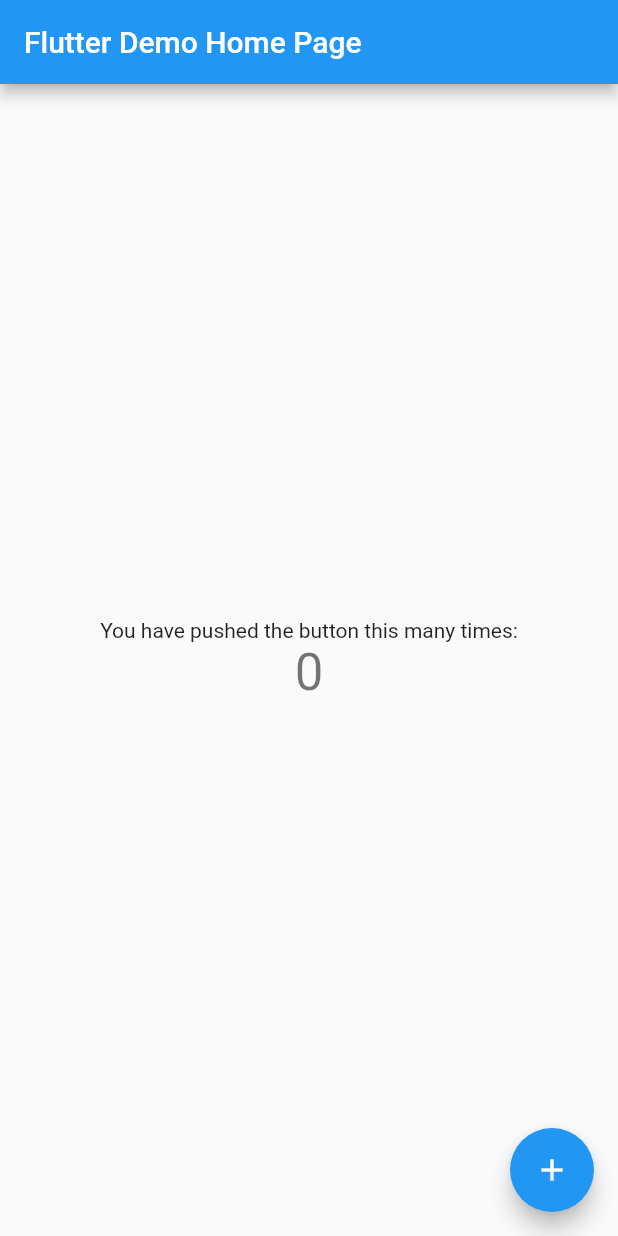
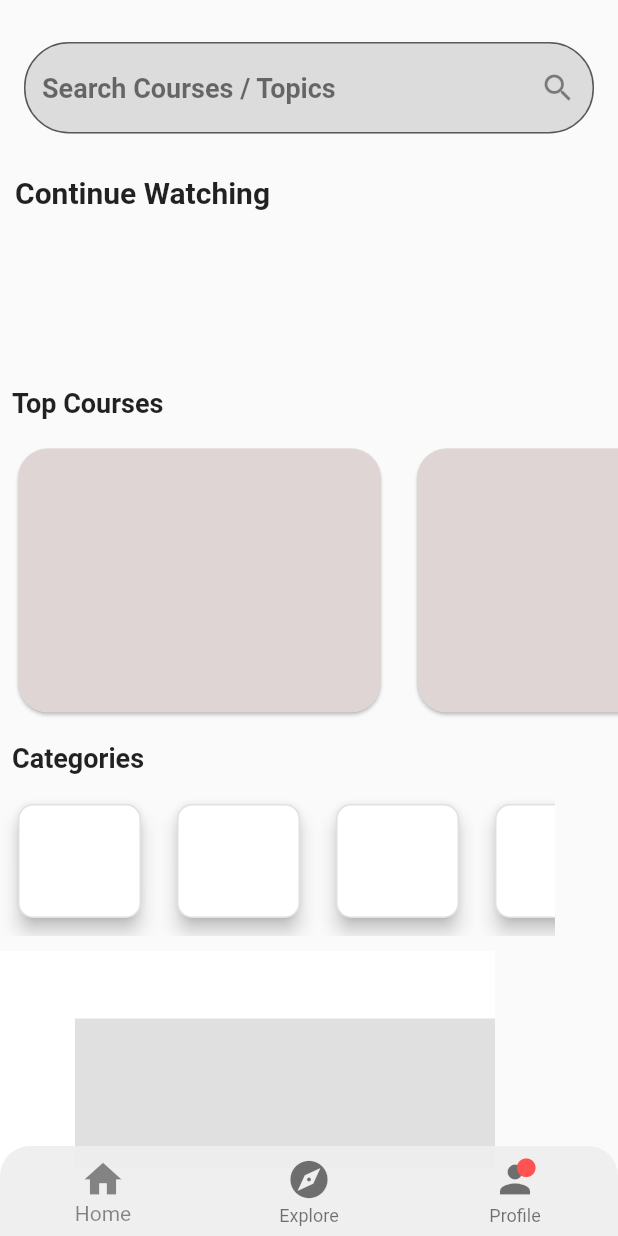
Before and after one commit to sho3bshaikh/cybereak, a Flutter app: the screen it shows after launch, on a phone screen of 412 x 824 dp. Run offline on Flutter 3.47's test engine with Material 2 defaults, Android fonts, the phone set to English and light mode, and no system bars.

Commit message:
Bottom/Search Bar Done

```diff
--- /dev/null
+++ b/lib/home_page.dart
@@ -0,0 +1,329 @@
+// ignore_for_file: no_leading_underscores_for_local_identifiers, sized_box_for_whitespace
+
+import 'package:flutter/material.dart';
+
+class MyHomepage extends StatelessWidget {
+  const MyHomepage({super.key});
+
+  @override
+  Widget build(BuildContext context) {
+    final TextEditingController _searchController = TextEditingController();
+
+    return SafeArea(
+      child: Scaffold(
+        extendBody: true,
+        bottomNavigationBar: ClipRRect(
+          borderRadius: const BorderRadius.only(
+            topRight: Radius.circular(20),
+            topLeft: Radius.circular(20),
+          ),
+          child: BottomNavigationBar(
+            fixedColor: Colors.black45,
+            iconSize: 30,
+            backgroundColor: const Color.fromARGB(238, 238, 238, 238),
+            elevation: 0,
+            items: <BottomNavigationBarItem>[
+              const BottomNavigationBarItem(
+                icon: Icon(
+                  Icons.home,
+                ),
+                label: "Home",
+                activeIcon: Icon(
+                  Icons.home,
+                ),
+              ),
+              const BottomNavigationBarItem(
+                icon: Icon(Icons.explore),
+                label: 'Explore',
+              ),
+              BottomNavigationBarItem(
+                  label: "Profile",
+                  icon: Stack(
+                    children: const [
+                      Icon(Icons.person),
+                      Positioned(
+                        top: 0,
+                        right: 0,
+                        child: Icon(
+                          Icons.brightness_1,
+                          size: 15,
+                          color: Colors.redAccent,
+                        ),
+                      ),
+                    ],
+                  )),
+            ],
+          ),
+        ),
+        body: Column(
+          crossAxisAlignment: CrossAxisAlignment.start,
+          children: [
+            const SizedBox(
+              height: 20,
+            ),
+            Padding(
+              padding: const EdgeInsets.all(8.0),
+              child: Container(
+                padding: const EdgeInsets.symmetric(horizontal: 8.0),
+                child: TextField(
+                  style: const TextStyle(color: Colors.grey),
+                  textAlign: TextAlign.start,
+                  controller: _searchController,
+                  decoration: InputDecoration(
+                    filled: true,
+                    fillColor: Colors.black12,
+                    hintText: 'Search Courses / Topics',
+                    hintStyle: const TextStyle(
+                      fontWeight: FontWeight.bold,
+                      color: Colors.black54,
+                      fontSize: 18,
+                    ),
+                    suffixIcon: IconButton(
+                      icon: const Icon(Icons.search),
+                      onPressed: () {},
+                    ),
+                    // prefixIcon: IconButton(
+                    //   icon: const Icon(Icons.clear),
+                    //   onPressed: () => _searchController.clear(),
+                    // ),
+                    border: OutlineInputBorder(
+                      borderRadius: BorderRadius.circular(30.0),
+                    ),
+                  ),
+                ),
+              ),
+            ),
+            const SizedBox(
+              height: 20,
+            ),
+            const Padding(
+              padding: EdgeInsets.only(
+                left: 10,
+              ),
+              child: Text(
+                "Continue Watching",
+                style: TextStyle(
+                  fontWeight: FontWeight.bold,
+                  fontSize: 20,
+                ),
+              ),
+            ),
+            const SizedBox(
+              height: 10,
+            ),
+            Container(
+              height: 100,
+              width: 300,
+              child: ListView(
+                shrinkWrap: true,
+                scrollDirection: Axis.horizontal,
+                children: const [],
+              ),
+            ),
+            const Padding(
+              padding: EdgeInsets.all(8.0),
+              child: Text(
+                "Top Courses",
+                style: TextStyle(fontWeight: FontWeight.bold, fontSize: 18),
+              ),
+            ),
+            Container(
+              height: 200,
+              child: ListView(
+                scrollDirection: Axis.horizontal,
+                shrinkWrap: true,
+                children: const [
+                  Padding(
+                    padding: EdgeInsets.all(8.0),
+                    child: SizedBox(
+                      width: 250,
+                      child: Card(
+                        color: Color.fromARGB(255, 223, 213, 213),
+                        shape: RoundedRectangleBorder(
+                          borderRadius: BorderRadius.all(Radius.circular(20)),
+                        ),
+                      ),
+                    ),
+                  ),
+                  Padding(
+                    padding: EdgeInsets.all(8.0),
+                    child: SizedBox(
+                      width: 250,
+                      child: Card(
+                        color: Color.fromARGB(255, 223, 213, 213),
+                        shape: RoundedRectangleBorder(
+                          borderRadius: BorderRadius.all(Radius.circular(20)),
+                        ),
+                      ),
+                    ),
+                  ),
+                  Padding(
+                    padding: EdgeInsets.all(8.0),
+                    child: SizedBox(
+                      width: 250,
+                      child: Card(
+                        color: Color.fromARGB(255, 223, 213, 213),
+                        shape: RoundedRectangleBorder(
+                          borderRadius: BorderRadius.all(Radius.circular(20)),
+                        ),
+                      ),
+                    ),
+                  ),
+                  Padding(
+                    padding: EdgeInsets.all(8.0),
+                    child: SizedBox(
+                      width: 250,
+                      child: Card(
+                        color: Color.fromARGB(255, 223, 213, 213),
+                        shape: RoundedRectangleBorder(
+                          borderRadius: BorderRadius.all(Radius.circular(20)),
+                        ),
+                      ),
+                    ),
+                  ),
+                  Padding(
+                    padding: EdgeInsets.all(8.0),
+                    child: SizedBox(
+                      width: 250,
+                      child: Card(
+                        color: Color.fromARGB(255, 223, 213, 213),
+                        shape: RoundedRectangleBorder(
+                          borderRadius: BorderRadius.all(Radius.circular(20)),
+                        ),
+                      ),
+                    ),
+                  ),
+                  Padding(
+                    padding: EdgeInsets.all(8.0),
+                    child: SizedBox(
+                      width: 250,
+                      child: Card(
+                        color: Color.fromARGB(255, 223, 213, 213),
+                        shape: RoundedRectangleBorder(
+                          borderRadius: BorderRadius.all(Radius.circular(20)),
+                        ),
+                      ),
+                    ),
+                  ),
+                ],
+              ),
+            ),
+            const Padding(
+              padding: EdgeInsets.all(8.0),
+              child: Text(
+                "Categories",
+                style: TextStyle(fontWeight: FontWeight.bold, fontSize: 18),
+              ),
+            ),
+            Container(
+              height: 100,
+              width: 370,
+              child: ListView(
+                scrollDirection: Axis.horizontal,
+                shrinkWrap: true,
+                children: const [
+                  Padding(
+                    padding: EdgeInsets.all(8.0),
+                    child: SizedBox(
+                      width: 90,
+                      child: Card(
+                        elevation: 5,
+                        shape: RoundedRectangleBorder(
+                          side: BorderSide(
+                            color: Colors.black12,
+                          ),
+                          borderRadius: BorderRadius.all(Radius.circular(10)),
+                        ),
+                      ),
+                    ),
+                  ),
+                  Padding(
+                    padding: EdgeInsets.all(8.0),
+                    child: SizedBox(
+                      width: 90,
+                      child: Card(
+                        elevation: 5,
+                        shape: RoundedRectangleBorder(
+                          side: BorderSide(
+                            color: Colors.black12,
+                          ),
+                          borderRadius: BorderRadius.all(Radius.circular(10)),
+                        ),
+                      ),
+                    ),
+                  ),
+                  Padding(
+                    padding: EdgeInsets.all(8.0),
+                    child: SizedBox(
+                      width: 90,
+                      child: Card(
+                        elevation: 5,
+                        shape: RoundedRectangleBorder(
+                          side: BorderSide(
+                            color: Colors.black12,
+                          ),
+                          borderRadius: BorderRadius.all(Radius.circular(10)),
+                        ),
+                      ),
+                    ),
+                  ),
+                  Padding(
+                    padding: EdgeInsets.all(8.0),
+                    child: SizedBox(
+                      width: 90,
+                      child: Card(
+                        elevation: 5,
+                        shape: RoundedRectangleBorder(
+                          side: BorderSide(
+                            color: Colors.black12,
+                          ),
+                          borderRadius: BorderRadius.all(Radius.circular(10)),
+                        ),
+                      ),
+                    ),
+                  ),
+                  Padding(
+                    padding: EdgeInsets.all(8.0),
+                    child: SizedBox(
+                      width: 90,
+                      child: Card(
+                        elevation: 5,
+                        shape: RoundedRectangleBorder(
+                          side: BorderSide(
+                            color: Colors.black12,
+                          ),
+                          borderRadius: BorderRadius.all(Radius.circular(10)),
+                        ),
+                      ),
+                    ),
+                  ),
+                ],
+              ),
+            ),
+            const SizedBox(
+              height: 10,
+            ),
+            Expanded(
+              child: Container(
+                color: Colors.white,
+                child: Column(
+                    crossAxisAlignment: CrossAxisAlignment.center,
+                    mainAxisAlignment: MainAxisAlignment.center,
+                    children: [
+                      Padding(
+                        padding: const EdgeInsets.only(left: 50),
+                        child: Container(
+                          height: 100,
+                          width: 280,
+                          color: Colors.black12,
+                        ),
+                      ),
+                    ]),
+              ),
+            ),
+          ],
+        ),
+      ),
+    );
+  }
+}
--- a/lib/main.dart
+++ b/lib/main.dart
@@ -1,3 +1,4 @@
+import 'package:cybereak/home_page.dart';
 import 'package:flutter/material.dart';
 
 void main() {
@@ -7,109 +8,14 @@
 class MyApp extends StatelessWidget {
   const MyApp({super.key});
 
-  // This widget is the root of your application.
   @override
   Widget build(BuildContext context) {
     return MaterialApp(
       title: 'Flutter Demo',
       theme: ThemeData(
-        // This is the theme of your application.
-        //
-        // Try running your application with "flutter run". You'll see the
-        // application has a blue toolbar. Then, without quitting the app, try
-        // changing the primarySwatch below to Colors.green and then invoke
-        // "hot reload" (press "r" in the console where you ran "flutter run",
-        // or simply save your changes to "hot reload" in a Flutter IDE).
-        // Notice that the counter didn't reset back to zero; the application
-        // is not restarted.
         primarySwatch: Colors.blue,
       ),
-      home: const MyHomePage(title: 'Flutter Demo Home Page'),
+      home: const MyHomepage(),
     );
   }
 }
-
-class MyHomePage extends StatefulWidget {
-  const MyHomePage({super.key, required this.title});
-
-  // This widget is the home page of your application. It is stateful, meaning
-  // that it has a State object (defined below) that contains fields that affect
-  // how it looks.
-
-  // This class is the configuration for the state. It holds the values (in this
-  // case the title) provided by the parent (in this case the App widget) and
-  // used by the build method of the State. Fields in a Widget subclass are
-  // always marked "final".
-
-  final String title;
-
-  @override
-  State<MyHomePage> createState() => _MyHomePageState();
-}
-
-class _MyHomePageState extends State<MyHomePage> {
-  int _counter = 0;
-
-  void _incrementCounter() {
-    setState(() {
-      // This call to setState tells the Flutter framework that something has
-      // changed in this State, which causes it to rerun the build method below
-      // so that the display can reflect the updated values. If we changed
-      // _counter without calling setState(), then the build method would not be
-      // called again, and so nothing would appear to happen.
-      _counter++;
-    });
-  }
-
-  @override
-  Widget build(BuildContext context) {
-    // This method is rerun every time setState is called, for instance as done
-    // by the _incrementCounter method above.
-    //
-    // The Flutter framework has been optimized to make rerunning build methods
-    // fast, so that you can just rebuild anything that needs updating rather
-    // than having to individually change instances of widgets.
-    return Scaffold(
-      appBar: AppBar(
-        // Here we take the value from the MyHomePage object that was created by
-        // the App.build method, and use it to set our appbar title.
-        title: Text(widget.title),
-      ),
-      body: Center(
-        // Center is a layout widget. It takes a single child and positions it
-        // in the middle of the parent.
-        child: Column(
-          // Column is also a layout widget. It takes a list of children and
-          // arranges them vertically. By default, it sizes itself to fit its
-          // children horizontally, and tries to be as tall as its parent.
-          //
-          // Invoke "debug painting" (press "p" in the console, choose the
-          // "Toggle Debug Paint" action from the Flutter Inspector in Android
-          // Studio, or the "Toggle Debug Paint" command in Visual Studio Code)
-          // to see the wireframe for each widget.
-          //
-          // Column has various properties to control how it sizes itself and
-          // how it positions its children. Here we use mainAxisAlignment to
-          // center the children vertically; the main axis here is the vertical
-          // axis because Columns are vertical (the cross axis would be
-          // horizontal).
-          mainAxisAlignment: MainAxisAlignment.center,
-          children: <Widget>[
-            const Text(
-              'You have pushed the button this many times:',
-            ),
-            Text(
-              '$_counter',
-              style: Theme.of(context).textTheme.headline4,
-            ),
-          ],
-        ),
-      ),
-      floatingActionButton: FloatingActionButton(
-        onPressed: _incrementCounter,
-        tooltip: 'Increment',
-        child: const Icon(Icons.add),
-      ), // This trailing comma makes auto-formatting nicer for build methods.
-    );
-  }
-}
```
